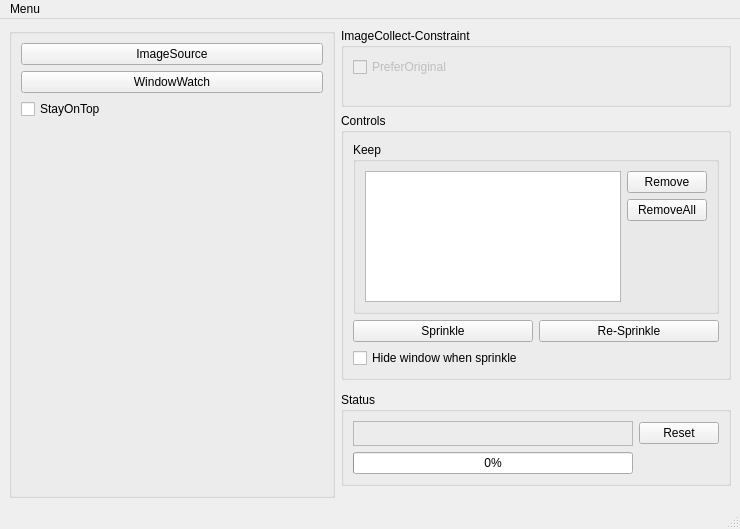
Above: src/mainwindow.ui from degarashi/sprinkler before the change. Below: the same form after it.
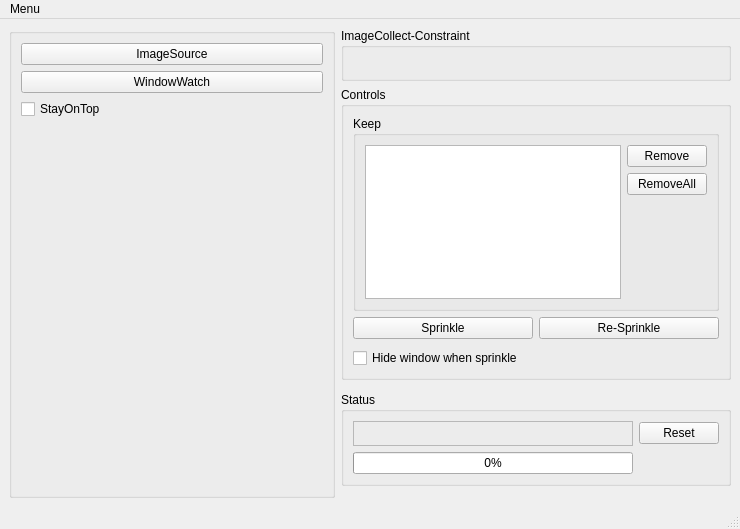
That is the form after the change. Custom widgets are drawn as their Qt base class.

Commit message: [update]PreferOriginalチェックボックスは現状使われていないので削除

What changed in the file:
```diff
--- a/src/mainwindow.ui
+++ b/src/mainwindow.ui
@@ -109,16 +109,6 @@
        <item row="2" column="0" colspan="2">
         <widget class="dg::MySliderD" name="slMax" native="true"/>
        </item>
-       <item row="0" column="0">
-        <widget class="dg::MyCheckbox" name="cbPreferOriginal">
-         <property name="enabled">
-          <bool>false</bool>
-         </property>
-         <property name="text">
-          <string>PreferOriginal</string>
-         </property>
-        </widget>
-       </item>
       </layout>
      </widget>
     </item>
@@ -376,11 +366,6 @@
     <slot>onSprinkleCounterChanged(size_t,size_t)</slot>
    </slots>
   </customwidget>
-  <customwidget>
-   <class>dg::MyCheckbox</class>
-   <extends>QCheckBox</extends>
-   <header>src/mycheckbox.hpp</header>
-  </customwidget>
   <customwidget>
    <class>dg::MySliderI</class>
    <extends>QWidget</extends>
```
Left out of the diff: 6 changed lines with no effect on the pictures. The commit also changes 3 other files.
